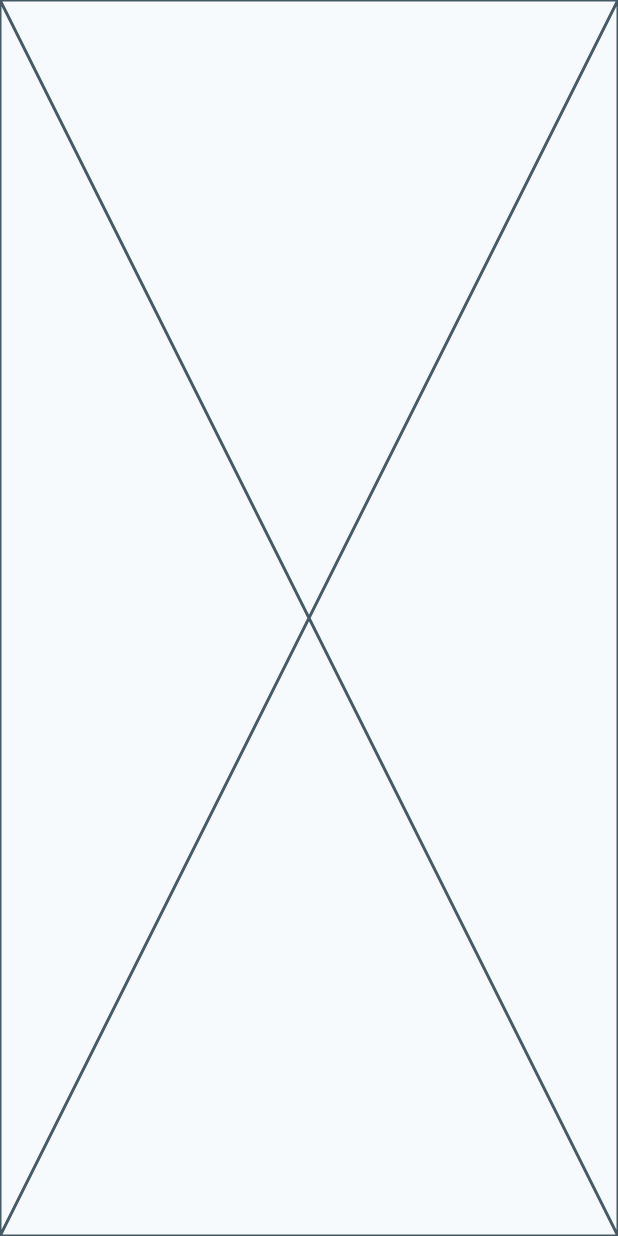
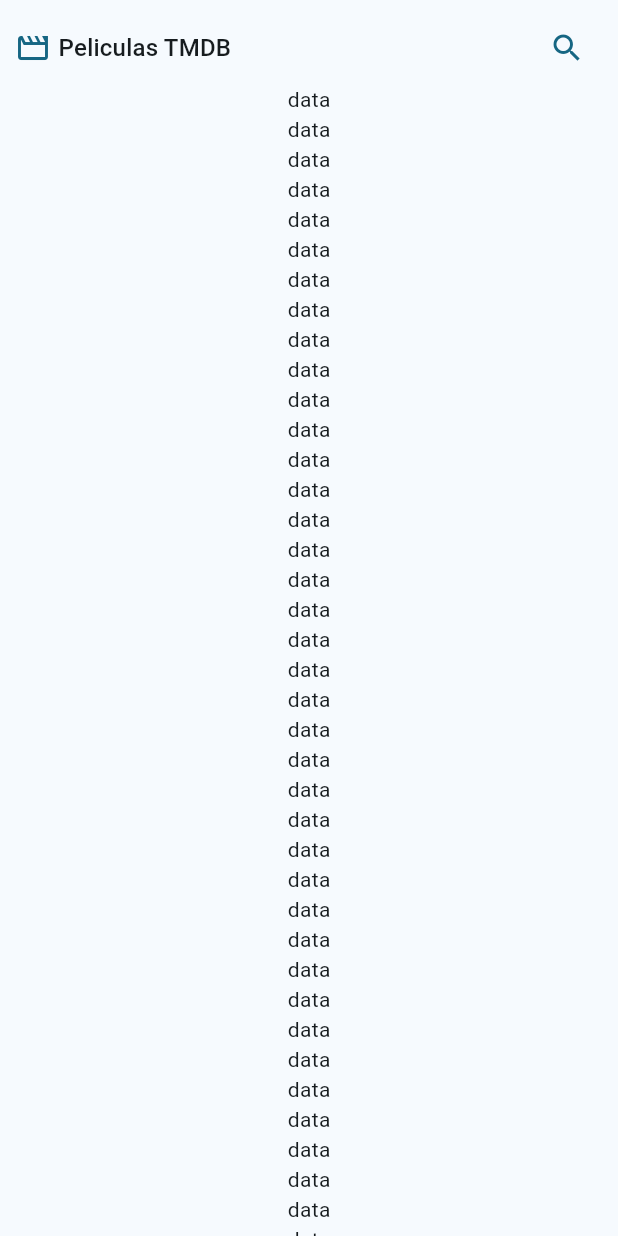
Before and after one commit to FanyRM/cerm_movies_app, a Flutter app: the screen it shows after launch, on a phone screen of 412 x 824 dp. Run offline on Flutter 3.47's test engine with Material 3 defaults, Android fonts, the light colour scheme and no system bars; our stand-ins replace card_swiper, flutter_riverpod.

Commit message:
fix: Configuracion de la pantalla principal

```diff
--- a/lib/config/theme/app_theme.dart
+++ b/lib/config/theme/app_theme.dart
@@ -1,5 +1,6 @@
 import 'package:flutter/material.dart';
 
 class AppTheme {
-  ThemeData getTheme() => ThemeData(colorSchemeSeed: Colors.blueGrey);
+  ThemeData getTheme() =>
+      ThemeData(colorSchemeSeed: const Color.fromARGB(255, 128, 176, 201));
 }
--- /dev/null
+++ b/lib/domain/domain.dart
@@ -0,0 +1,2 @@
+/* Entities */
+export 'package:cerm_movies_app/domain/entities/movie.dart';
--- a/lib/presentation/screens/movies/home_screen.dart
+++ b/lib/presentation/screens/movies/home_screen.dart
@@ -1,3 +1,4 @@
+import 'package:cerm_movies_app/presentation/views/views.dart';
 import 'package:flutter/material.dart';
 
 class HomeScreen extends StatelessWidget {
@@ -5,6 +6,6 @@ class HomeScreen extends StatelessWidget {
 
   @override
   Widget build(BuildContext context) {
-    return Scaffold(body: Placeholder());
+    return Scaffold(body: HomeView());
   }
 }
--- /dev/null
+++ b/lib/presentation/views/movies/home_view.dart
@@ -0,0 +1,32 @@
+import 'package:cerm_movies_app/presentation/widgets/widgets.dart';
+import 'package:flutter/material.dart';
+
+class HomeView extends StatelessWidget {
+  const HomeView({super.key});
+
+  @override
+  Widget build(BuildContext context) {
+    return CustomScrollView(
+      slivers: [
+        SliverAppBar(
+          floating: true,
+          flexibleSpace: FlexibleSpaceBar(
+            title: CustomAppbar(),
+            titlePadding: EdgeInsets.zero,
+          ),
+        ),
+
+        SliverList(
+          delegate: SliverChildBuilderDelegate((context, index) {
+            return Column(
+              children: [
+                MoviesSlideshow(movies: []),
+                Text('data'),
+              ],
+            );
+          }),
+        ),
+      ],
+    );
+  }
+}
--- /dev/null
+++ b/lib/presentation/views/views.dart
@@ -0,0 +1 @@
+export 'package:cerm_movies_app/presentation/views/movies/home_view.dart';
--- /dev/null
+++ b/lib/presentation/widgets/shared/custom_appbar.dart
@@ -0,0 +1,34 @@
+import 'package:flutter/material.dart';
+
+class CustomAppbar extends StatelessWidget {
+  const CustomAppbar({super.key});
+
+  @override
+  Widget build(BuildContext context) {
+    final colors = Theme.of(context).colorScheme;
+    final titleStyle = Theme.of(context).textTheme.titleMedium;
+
+    return SafeArea(
+      bottom: false,
+      left: false,
+      child: Padding(
+        padding: const EdgeInsets.symmetric(horizontal: 10),
+        child: SizedBox(
+          width: double.infinity,
+          child: Row(
+            children: [
+              Icon(Icons.movie_outlined, color: colors.primary),
+              SizedBox(width: 5),
+              Text('Peliculas TMDB', style: titleStyle),
+              Spacer(),
+              IconButton(
+                onPressed: () {},
+                icon: Icon(Icons.search_outlined, color: colors.primary),
+              ),
+            ],
+          ),
+        ),
+      ),
+    );
+  }
+}
--- /dev/null
+++ b/lib/presentation/widgets/widgets.dart
@@ -0,0 +1,2 @@
+export 'package:cerm_movies_app/presentation/widgets/shared/custom_appbar.dart';
+export 'package:cerm_movies_app/presentation/widgets/movies/movies_slideshow.dart';
```
Also changed, not shown: lib/domain/entities/movie.dart (added, +33 -0 lines), lib/presentation/widgets/movies/movies_slideshow.dart (added, +24 -0 lines), 5 other files.
